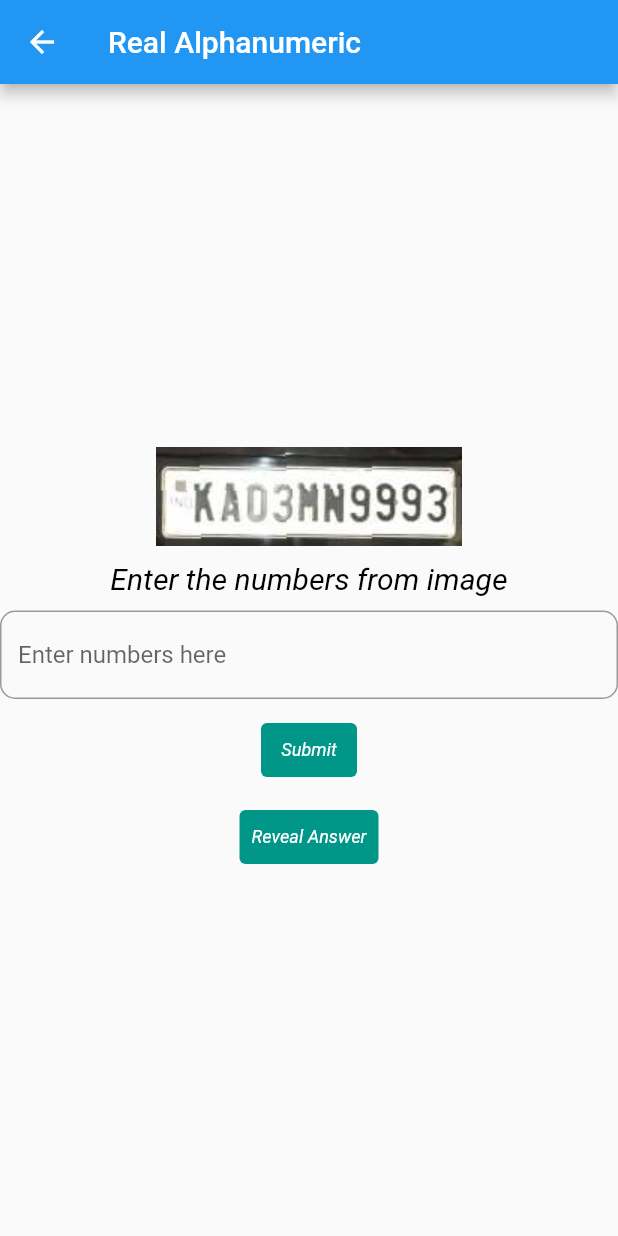
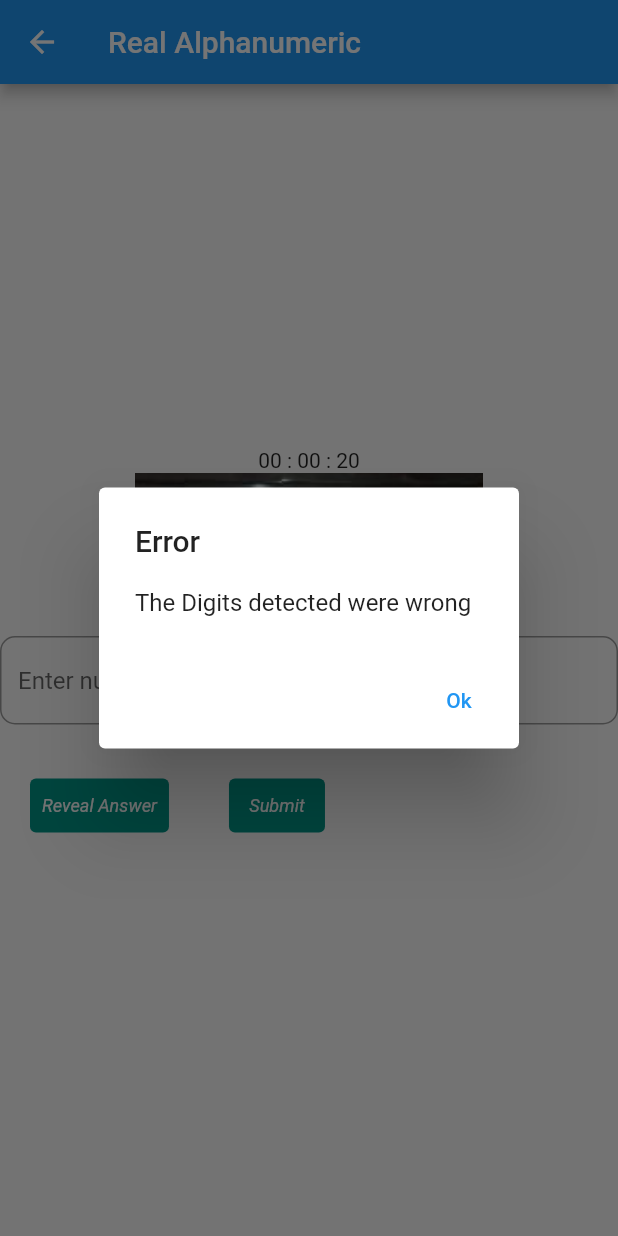
Before and after one commit to spacetracker-collab/MachineMaths, a Flutter app: the LoadImagePage screen opened directly, after a tap on "Submit", on a phone screen of 412 x 824 dp. Run offline on Flutter 3.47's test engine with Material 2 defaults, Android fonts, the phone set to English and light mode, and no system bars; drawn by our look-alikes of flutter_countdown_timer; our stand-ins replace math_expressions, sqflite, sqflite_common_ffi; accounts and stored records are empty; statements that could not run were skipped.

Commit message:
New files

```diff
--- a/ram/lib/LoadImagePage.dart
+++ b/ram/lib/LoadImagePage.dart
@@ -1,10 +1,19 @@
 import 'package:flutter/material.dart';
-import 'EquationPage.dart';
+import 'package:flutter_countdown_timer/countdown_timer_controller.dart';
+import 'package:flutter_countdown_timer/flutter_countdown_timer.dart';
 import 'dart:math';
+import 'Scorecard.dart';
+import 'globals.dart' as globals;
+import  'SolverPage.dart';
+
+
+
 
 class LoadImagePage extends StatelessWidget {
-  final _controller = TextEditingController();
+  var _controller = TextEditingController();
   String val = "";
+
+
   // user defined function
 
   String _getRandomPath()
@@ -15,34 +24,144 @@ class LoadImagePage extends StatelessWidget {
     String result = "assets/"+randomNumString+".png";
     return result;
   }
-  void _showDialog(BuildContext context) {
+
+  showAlertDialog(BuildContext context) {
+
+    Widget continueButton = TextButton(
+      child: Text("Ok"),
+      onPressed:  () {
+
+        Navigator.of(context).pop();
+      },
+    );
+
+    // set up the AlertDialog
+    AlertDialog alert = AlertDialog(
+      title: Text("Error"),
+      content: Text("The Digits detected were wrong"),
+      actions: [
+        continueButton,
+      ],
+    );
+
+    // show the dialog
+    showDialog(
+      context: context,
       builder: (BuildContext context) {
-        // return object of type Dialog
-        return AlertDialog(
-          title: new Text("Error"),
-          content: new Text("Name cannot be empty"),
-          actions: <Widget>[
-            // usually buttons at the bottom of the dialog
-            new FlatButton(
-              child: new Text("Close"),
-              onPressed: () {
-                Navigator.of(context).pop();
-              },
-            ),
-          ],
-        );
-      }
-    ;
+        return alert;
+      },
+    );
   }
+
   @override
   Widget build(BuildContext context) {
+
+    int endTime = DateTime.now().millisecondsSinceEpoch + 1000 * 20;
+    void onEnd() {
+      Navigator.push(
+        context,
+        MaterialPageRoute(builder: (context) => Scorecard()),
+      );
+      print('onEnd');
+
+    }
+    var countDownController = CountdownTimerController(endTime: endTime, onEnd: onEnd);
+
+    var buttonPanel = new Row(
+      children: <Widget>[
+        new Padding(
+          padding: const EdgeInsets.all(20.0),
+          child: TextButton(
+
+              child: Text('Reveal Answer'),
+              style: TextButton.styleFrom(
+
+                primary: Colors.white,
+
+                backgroundColor: Colors.teal,
+
+                onSurface: Colors.grey,
+                textStyle: TextStyle(
+
+                    color: Colors.black,
+
+                    fontSize: 12,
+
+                    fontStyle: FontStyle.italic
+
+                ),
+
+              ),
+
+
+              onPressed: () {
+
+              }
+
+
+
+          ),
+          ),
+          new Padding(
+            padding: const EdgeInsets.all(20.0),
+            child: TextButton(
+
+                child: Text('Submit'),
+                style: TextButton.styleFrom(
+
+                  primary: Colors.white,
+
+                  backgroundColor: Colors.teal,
+
+                  onSurface: Colors.grey,
+                  textStyle: TextStyle(
+
+                      color: Colors.black,
+
+                      fontSize: 12,
+
+                      fontStyle: FontStyle.italic
+
+                  ),
+
+                ),
+
+
+                onPressed: () {
+                  print(_controller.text);
+                  if (this.val.isEmpty) {
+                    print("Empty");
+                    this.showAlertDialog(context);
+                    //this._showDialog(context);
+                  }
+                  else {
+                    globals.equation = _controller.text;
+                    Navigator.push(
+                      context,
+                      MaterialPageRoute(builder: (context) =>
+                          SolverPage()),
+                    );
+                  };
+                }
+
+
+
+            ),
+          ),
+
+
+      ],
+    );
+
+
     return Scaffold(
       appBar: AppBar(
         // Here we take the value from the MyHomePage object that was created by
         // the App.build method, and use it to set our appbar title.
         title: Text('Real Alphanumeric'),
       ),
-      body: Center(
+      body: Align(
+        alignment: Alignment.topCenter,
         // Center is a layout widget. It takes a single child and positions it
         // in the middle of the parent.
 
@@ -64,15 +183,20 @@ class LoadImagePage extends StatelessWidget {
           mainAxisAlignment: MainAxisAlignment.center,
           children: <Widget>[
 
-
-            Image.asset(this._getRandomPath()),
+            CountdownTimer(
+              controller: countDownController,
+              onEnd: onEnd,
+              endTime: endTime,
+            ),
+            Image.asset(this._getRandomPath(), height: 75,
+                fit:BoxFit.fill),
             SizedBox(height: 10),
             Text(
               'Enter the numbers from image',
               textAlign: TextAlign.center,
               overflow: TextOverflow.ellipsis,
               style: const TextStyle(  color: Colors.black,
-                  fontSize: 20,
+                  fontSize: 12,
                   fontStyle: FontStyle.italic),
             ),
             SizedBox(height: 10),
@@ -89,84 +213,17 @@ class LoadImagePage extends StatelessWidget {
               },
             ),
             SizedBox(height: 10),
-
-            TextButton(
-
-              child: Text('Submit'),
-              style: TextButton.styleFrom(
-
-                primary: Colors.white,
-
-                backgroundColor: Colors.teal,
-
-                onSurface: Colors.grey,
-                textStyle: TextStyle(
-
-                    color: Colors.black,
-
-                    fontSize: 12,
-
-                    fontStyle: FontStyle.italic
-
-                ),
-
-              ),
-
-
-              onPressed: () {
-                print(_controller.text);
-                if (this.val.isEmpty) {
-                  print("Empty");
-                  this._showDialog(context);
-                }
-                else {
-                  Navigator.push(
-                    context,
-                    MaterialPageRoute(builder: (context) => EquationPage()),
-                  );
-                };
-              }
+            buttonPanel,
 
 
 
-            ),
-            SizedBox(height: 10),
-            TextButton(
-
-                child: Text('Reveal Answer'),
-                style: TextButton.styleFrom(
-
-                  primary: Colors.white,
-
-                  backgroundColor: Colors.teal,
-
-                  onSurface: Colors.grey,
-                  textStyle: TextStyle(
-
-                      color: Colors.black,
-
-                      fontSize: 12,
-
-                      fontStyle: FontStyle.italic
-
-                  ),
-
-                ),
-
-
-                onPressed: () {
-
-                  _controller.text = "039993";
-                }
-
-
-
-            ),
 
 
           ],
         ),
-            )
+            ),
+
+
 
     );
   }
--- a/ram/lib/globals.dart
+++ b/ram/lib/globals.dart
@@ -1,3 +1,7 @@
 library my_prj.globals;
+import 'package:sqflite/sqflite.dart';
 
+
+String equation = "";
 String playerName="";
+Database? plateDb = null;
--- a/ram/pubspec.yaml
+++ b/ram/pubspec.yaml
@@ -29,6 +29,8 @@ environment:
 dependencies:
   flutter:
     sdk: flutter
+  sqflite:
+  path:
 
 
   # The following adds the Cupertino Icons font to your application.
@@ -36,6 +38,9 @@ dependencies:
   cupertino_icons: ^1.0.2
   expressions: ^0.2.3
   math_expressions: ^2.2.0
+  sqflite_common_ffi: ^2.0.0+3
+  path_provider: ^2.0.3
+  flutter_countdown_timer: ^4.1.0
 
 dev_dependencies:
   flutter_test:
@@ -83,6 +88,7 @@ flutter:
      - assets/20.png
      - assets/21.png
      - assets/0.png
+     - assets/plate.db
 
 
   #   - images/a_dot_ham.jpeg
```
Also changed, not shown: ram/lib/EquationPage.dart (deleted, +0 -90 lines), ram/lib/Scorecard.dart (+6 -8 lines), ram/lib/SolverPage.dart (+149 -96 lines), ram/lib/main.dart (+95 -7 lines), ram/assets/11.png, ram/assets/12.png, ram/assets/16.png, ram/assets/17.png, ram/assets/8.png, ram/pubspec.lock.
